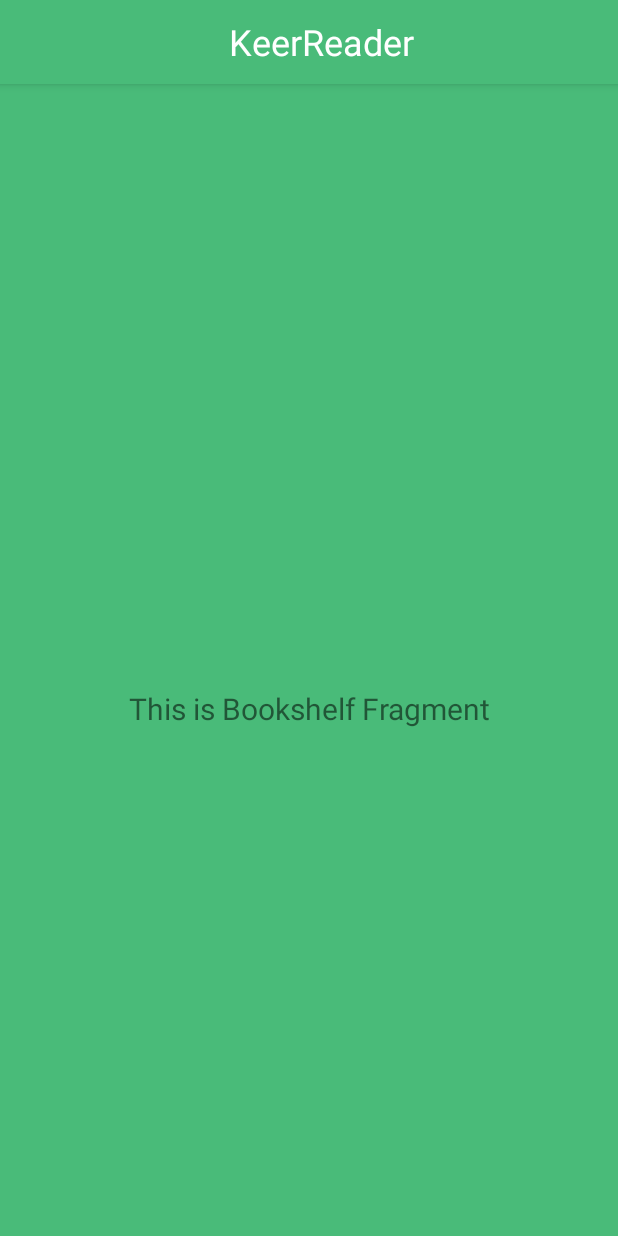
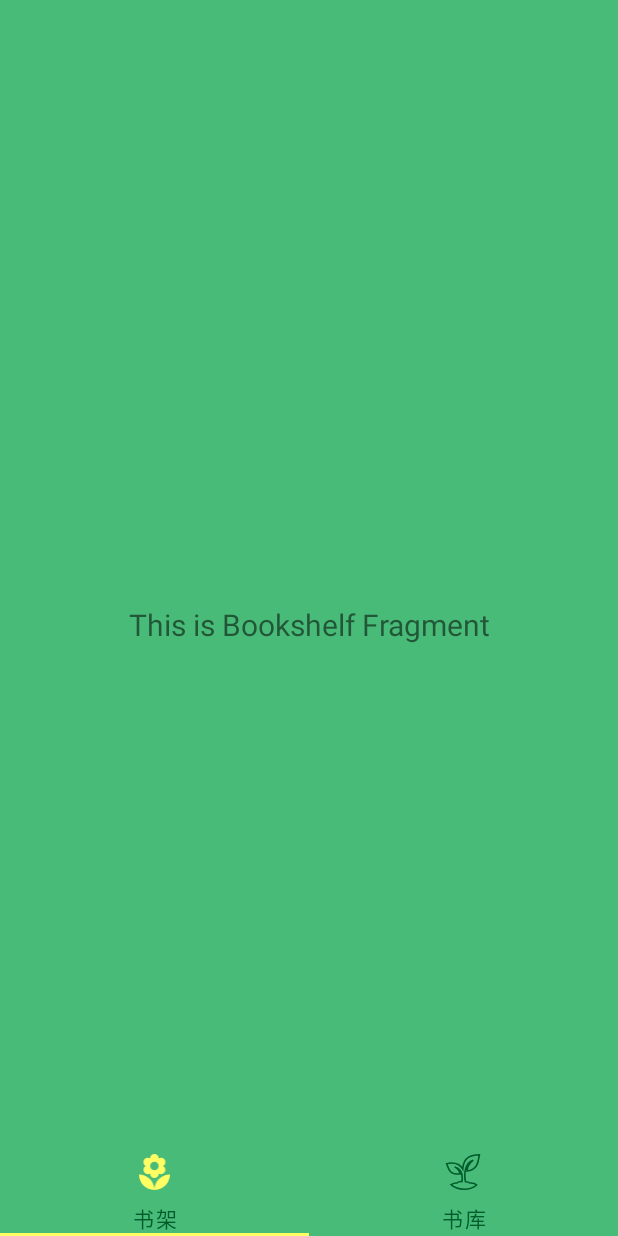
Before and after one commit to NeedKwok/KeerReader, an Android app: the screen it shows after launch (MainActivity), on a phone screen of 412 x 824 dp. Run offline under Robolectric (Android 15) with nearby library versions, the phone set to English and light mode, and no system bars; our stand-ins replace data binding.

Commit message:
修改了tablayout消失的bug

```diff
--- a/app/src/main/java/com/example/keerreader/ui/HomeViewPaperFragment.kt
+++ b/app/src/main/java/com/example/keerreader/ui/HomeViewPaperFragment.kt
@@ -33,7 +33,7 @@ class HomeViewPagerFragment : Fragment() {
             tab.text = getTabTitle(position)
         }.attach()
 
-        (activity as AppCompatActivity).setSupportActionBar(binding.toolbar)
+        //(activity as AppCompatActivity).setSupportActionBar(binding.toolbar)
 
         return binding.root
     }
--- a/app/src/main/res/layout/fragment_home_view_paper.xml
+++ b/app/src/main/res/layout/fragment_home_view_paper.xml
@@ -20,47 +20,48 @@
             android:layout_height="match_parent"
             app:layout_behavior="@string/appbar_scrolling_view_behavior"/>
 
-        <com.google.android.material.appbar.AppBarLayout
-            android:id="@+id/app_bar_layout"
-            android:layout_width="match_parent"
-            android:layout_height="wrap_content"
-            android:fitsSystemWindows="true"
-            android:theme="@style/Theme.Sunflower.AppBarOverlay">
+<!--        <com.google.android.material.appbar.AppBarLayout-->
+<!--            android:id="@+id/app_bar_layout"-->
+<!--            android:layout_width="match_parent"-->
+<!--            android:layout_height="wrap_content"-->
+<!--            android:fitsSystemWindows="true"-->
+<!--            android:theme="@style/Theme.Sunflower.AppBarOverlay">-->
 
-            <com.google.android.material.appbar.CollapsingToolbarLayout
-                android:id="@+id/toolbar_layout"
-                android:layout_width="match_parent"
-                android:layout_height="wrap_content"
-                app:layout_scrollFlags="scroll|snap"
-                app:toolbarId="@id/toolbar">
+<!--            <com.google.android.material.appbar.CollapsingToolbarLayout-->
+<!--                android:id="@+id/toolbar_layout"-->
+<!--                android:layout_width="match_parent"-->
+<!--                android:layout_height="wrap_content"-->
+<!--                app:layout_scrollFlags="scroll|snap"-->
+<!--                app:toolbarId="@id/toolbar">-->
 
-                <androidx.appcompat.widget.Toolbar
-                    android:id="@+id/toolbar"
-                    style="@style/Widget.MaterialComponents.Toolbar.Primary"
-                    android:layout_width="match_parent"
-                    android:layout_height="?attr/actionBarSize"
-                    app:layout_collapseMode="parallax">
+<!--                <androidx.appcompat.widget.Toolbar-->
+<!--                    android:id="@+id/toolbar"-->
+<!--                    style="@style/Widget.MaterialComponents.Toolbar.Primary"-->
+<!--                    android:layout_width="match_parent"-->
+<!--                    android:layout_height="?attr/actionBarSize"-->
+<!--                    app:layout_collapseMode="parallax">-->
 
-                    <TextView
-                        android:layout_width="match_parent"
-                        android:layout_height="?attr/actionBarSize"
-                        android:gravity="center"
-                        android:text="@string/app_name"
-                        android:textAppearance="?attr/textAppearanceHeadline5" />
+<!--                    <TextView-->
+<!--                        android:layout_width="match_parent"-->
+<!--                        android:layout_height="?attr/actionBarSize"-->
+<!--                        android:gravity="center"-->
+<!--                        android:text="@string/app_name"-->
+<!--                        android:textAppearance="?attr/textAppearanceHeadline5" />-->
 
-                </androidx.appcompat.widget.Toolbar>
+<!--                </androidx.appcompat.widget.Toolbar>-->
 
-            </com.google.android.material.appbar.CollapsingToolbarLayout>
+<!--            </com.google.android.material.appbar.CollapsingToolbarLayout>-->
 
-            <!-- Override tabIconTint attribute of style with selector -->
+<!--            &lt;!&ndash; Override tabIconTint attribute of style with selector &ndash;&gt;-->
 
-        </com.google.android.material.appbar.AppBarLayout>
+<!--        </com.google.android.material.appbar.AppBarLayout>-->
 
         <com.google.android.material.tabs.TabLayout
             android:id="@+id/tabs"
             style="@style/Widget.MaterialComponents.TabLayout.Colored"
             android:layout_width="match_parent"
             android:layout_height="?attr/actionBarSize"
+            android:layout_gravity="bottom"
             app:tabIconTint="@drawable/tab_icon_color_selector"
             app:tabTextColor="?attr/colorPrimaryDark"/>
 
```
Also changed, not shown: 1 other file.
